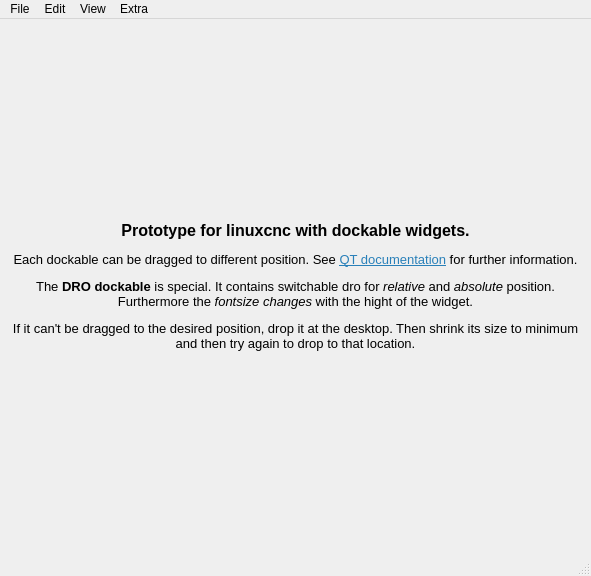
First picture: the form in src/UI/mainwindow.ui, repository DjangoReinhard/FalconView, before the edit.
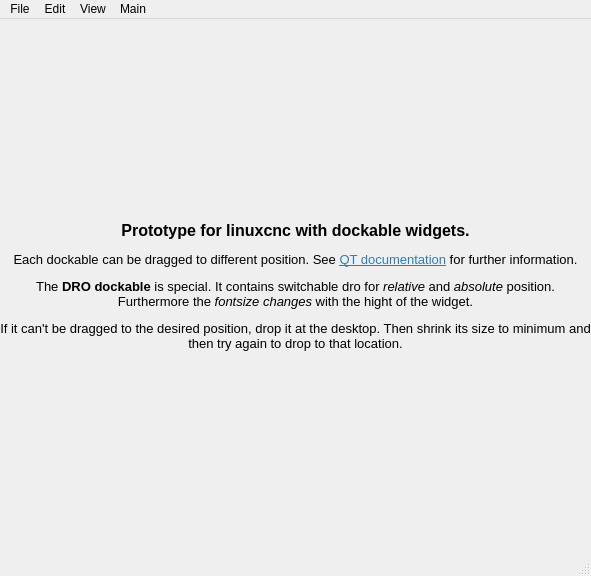
Second picture: the form after the edit.

The edit to the form file:
```diff
--- a/src/UI/mainwindow.ui
+++ b/src/UI/mainwindow.ui
@@ -14,6 +14,12 @@
    <string>MainWindow</string>
   </property>
   <widget class="QWidget" name="centralwidget">
+   <property name="sizePolicy">
+    <sizepolicy hsizetype="MinimumExpanding" vsizetype="MinimumExpanding">
+     <horstretch>0</horstretch>
+     <verstretch>0</verstretch>
+    </sizepolicy>
+   </property>
    <property name="maximumSize">
     <size>
      <width>16777215</width>
@@ -21,6 +27,18 @@
     </size>
    </property>
    <layout class="QGridLayout" name="gridLayout">
+    <property name="leftMargin">
+     <number>0</number>
+    </property>
+    <property name="topMargin">
+     <number>0</number>
+    </property>
+    <property name="rightMargin">
+     <number>0</number>
+    </property>
+    <property name="bottomMargin">
+     <number>0</number>
+    </property>
     <property name="spacing">
      <number>0</number>
     </property>
@@ -51,7 +69,7 @@
        <bool>true</bool>
       </property>
       <property name="margin">
-       <number>25</number>
+       <number>0</number>
       </property>
       <property name="textInteractionFlags">
        <set>Qt::LinksAccessibleByKeyboard|Qt::LinksAccessibleByMouse|Qt::TextBrowserInteraction|Qt::TextSelectableByKeyboard|Qt::TextSelectableByMouse</set>
@@ -80,9 +98,9 @@
     </property>
     <addaction name="actionAbsolute_Position"/>
    </widget>
-   <widget class="QMenu" name="menuExtra">
+   <widget class="QMenu" name="menuMain">
     <property name="title">
-     <string>Extra</string>
+     <string>Main</string>
     </property>
     <addaction name="actionDefault"/>
     <addaction name="actionBack01"/>
@@ -103,7 +121,7 @@
    <addaction name="menuFile"/>
    <addaction name="menuEdit"/>
    <addaction name="menuView"/>
-   <addaction name="menuExtra"/>
+   <addaction name="menuMain"/>
   </widget>
   <widget class="QStatusBar" name="statusbar"/>
   <action name="actionOpen">
```
Left out of the diff: 55 changed lines with no effect on the pictures.
